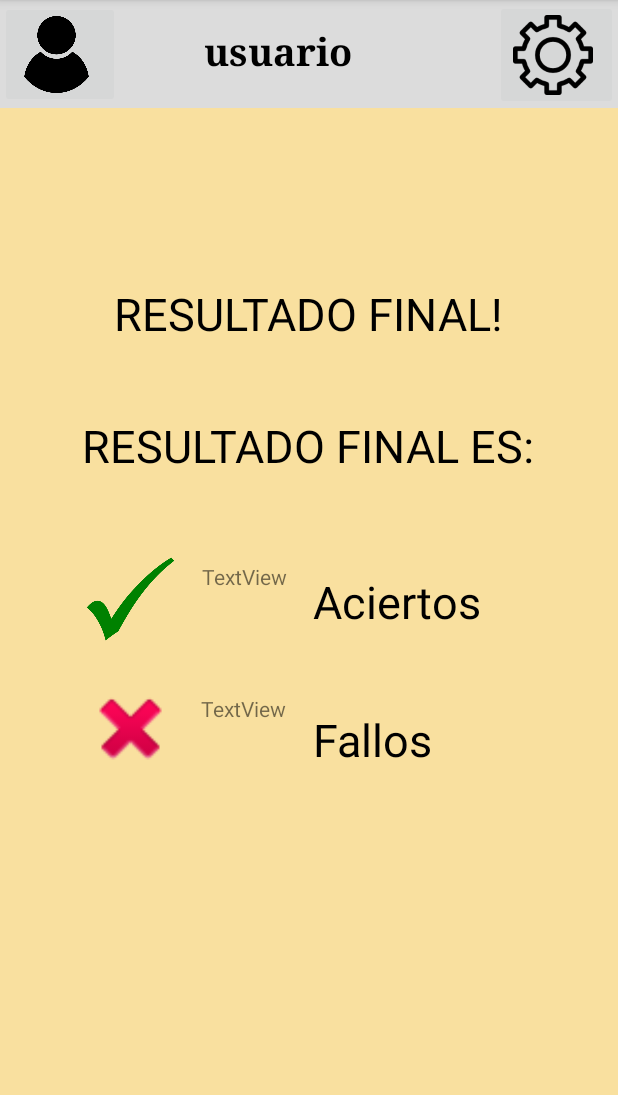
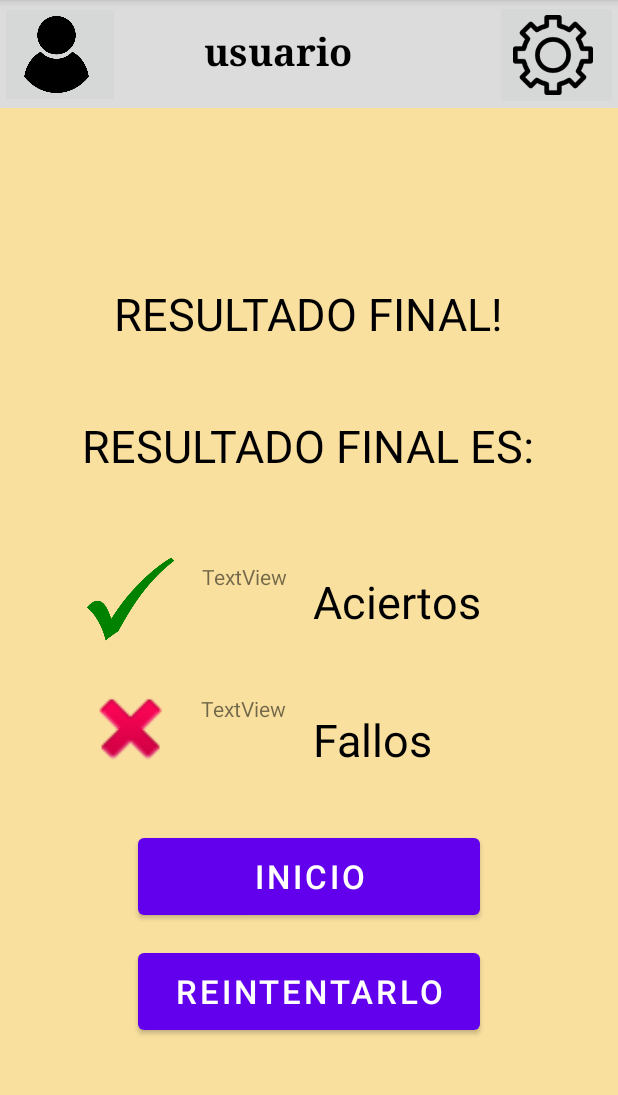
Before and after one commit to joexor/ExcoApp, an Android app: the Resultats screen opened directly, with no data from a screen before it, on a phone screen of 412 x 824 dp, the part 84-1179 px from its top. Run offline under Robolectric (Android 15) with nearby library versions, the phone set to English and light mode, and no system bars.

Commit message:
result 1.1

```diff
--- a/app/src/main/res/layout/activity_resultats.xml
+++ b/app/src/main/res/layout/activity_resultats.xml
@@ -169,4 +169,29 @@
         app:layout_constraintTop_toTopOf="parent"
         app:layout_constraintVertical_bias="0.644" />
 
+    <Button
+        android:id="@+id/button2"
+        android:layout_width="228dp"
+        android:layout_height="63dp"
+        android:textSize="22dp"
+        android:text="INICIO"
+        app:layout_constraintBottom_toBottomOf="parent"
+        app:layout_constraintEnd_toEndOf="parent"
+        app:layout_constraintStart_toStartOf="parent"
+        app:layout_constraintTop_toTopOf="parent"
+        app:layout_constraintVertical_bias="0.784" />
+
+    <Button
+        android:id="@+id/button4"
+        android:layout_width="228dp"
+        android:layout_height="63dp"
+        android:textSize="22dp"
+        android:text="REINTENTARLO"
+        app:layout_constraintBottom_toBottomOf="parent"
+        app:layout_constraintEnd_toEndOf="parent"
+        app:layout_constraintHorizontal_bias="0.501"
+        app:layout_constraintStart_toStartOf="parent"
+        app:layout_constraintTop_toTopOf="parent"
+        app:layout_constraintVertical_bias="0.893" />
+
 </androidx.constraintlayout.widget.ConstraintLayout>
```
